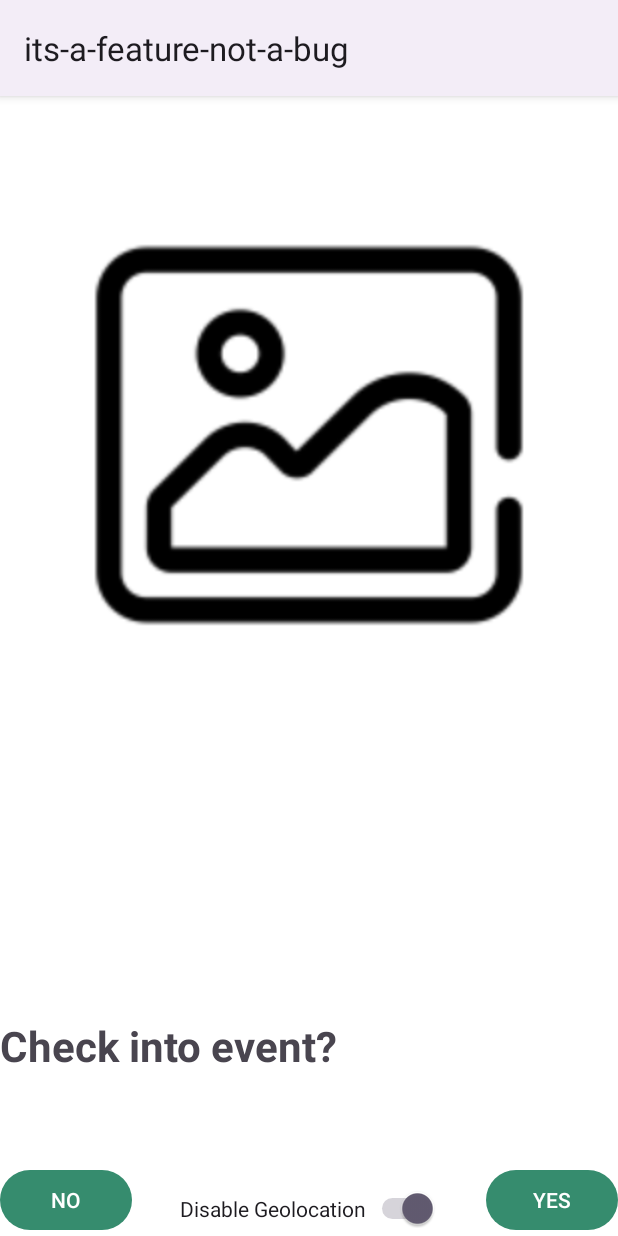
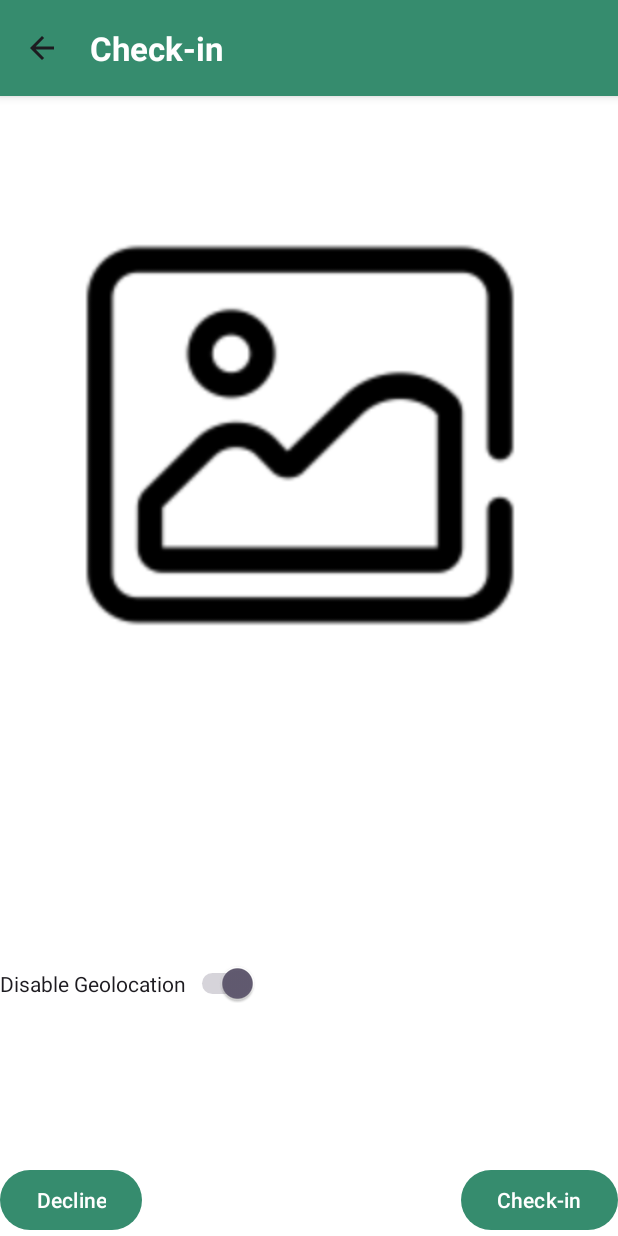
Before and after one commit to CMPUT-301-project/its-a-feature-not-a-bug, an Android app: the UserCheckInActivity screen opened directly, with no data from a screen before it, on a phone screen of 412 x 824 dp. Run offline under Robolectric (Android 15) with nearby library versions, the light colour scheme and no system bars; our stand-ins replace Firebase (no records; nobody signed in at launch, a user with empty details on screens opened directly); pictures from the network do not load; 6 statements that could not run were skipped.

Commit message:
cleaned up check-in

```diff
--- a/its-a-feature-not-a-bug/app/src/main/java/com/example/its_a_feature_not_a_bug/UserCheckInActivity.java
+++ b/its-a-feature-not-a-bug/app/src/main/java/com/example/its_a_feature_not_a_bug/UserCheckInActivity.java
@@ -2,9 +2,12 @@ package com.example.its_a_feature_not_a_bug;
 
 import android.content.Intent;
 import android.content.pm.PackageManager;
+import android.graphics.Color;
+import android.graphics.drawable.ColorDrawable;
 import android.location.Location;
 import android.os.Bundle;
 import android.provider.Settings;
+import android.text.Html;
 import android.util.Log;
 import android.view.View;
 import android.widget.Button;
@@ -16,6 +19,7 @@ import android.widget.Toast;
 
 import androidx.annotation.NonNull;
 import androidx.annotation.Nullable;
+import androidx.appcompat.app.ActionBar;
 import androidx.appcompat.app.AppCompatActivity;
 import androidx.core.app.ActivityCompat;
 import androidx.core.content.ContextCompat;
@@ -79,6 +83,16 @@ public class UserCheckInActivity extends AppCompatActivity {
         // fetch event from intent extras
         Intent intent = getIntent();
         checkInEvent = (Event) intent.getSerializableExtra("event");
+
+        // Enable the action bar and display the back button
+        ActionBar actionBar = getSupportActionBar();
+        if (actionBar != null) {
+            actionBar.setDisplayHomeAsUpEnabled(true);
+            ColorDrawable colorDrawable = new ColorDrawable(Color.parseColor("#368C6E"));
+            actionBar.setBackgroundDrawable(colorDrawable);
+            actionBar.setTitle(Html.fromHtml("<font color=\"#FFFFFF\"><b>" + "Check-in" + "</b></font>"));
+
+        }
 
         // fill event info views
         populateEventData();
--- a/its-a-feature-not-a-bug/app/src/main/res/layout/activity_user_checkin.xml
+++ b/its-a-feature-not-a-bug/app/src/main/res/layout/activity_user_checkin.xml
@@ -4,6 +4,17 @@
     android:layout_height="match_parent"
     xmlns:tools="http://schemas.android.com/tools"
     tools:context=".UserCheckInActivity">
+
+    <ScrollView
+        android:layout_width="match_parent"
+        android:layout_height="match_parent"
+        android:layout_alignParentTop="true"
+        android:padding="0dp">
+
+        <LinearLayout
+            android:layout_width="match_parent"
+            android:layout_height="match_parent"
+            android:orientation="vertical">
 
             <ImageView
                 android:id="@+id/image_view_event_poster"
@@ -46,25 +57,18 @@
                 android:textSize="16sp"
                 android:layout_marginTop="8dp"/>
 
-    <TextView
-        android:id="@+id/text_view_check_in"
-        android:layout_width="match_parent"
-        android:layout_height="wrap_content"
-        android:layout_above="@+id/button_confirm_checkin"
-        android:layout_centerHorizontal="true"
-        android:text="Check into event?"
-        android:layout_marginBottom="60dp"
-        android:textSize="28sp"
-        android:textStyle="bold" />
-
             <Switch
                 android:id="@+id/switchGeolocation"
                 android:layout_width="wrap_content"
                 android:layout_height="wrap_content"
                 android:text="Disable Geolocation"
-        android:layout_below="@id/text_view_check_in"
+                android:layout_below="@id/text_view_event_description"
                 android:layout_centerHorizontal="true"
                 android:layout_marginTop="16dp"/>
+
+        </LinearLayout>
+
+    </ScrollView>
 
     <Button
         android:id="@+id/button_deny_checkin"
@@ -72,7 +76,7 @@
         android:layout_height="wrap_content"
         android:layout_alignParentStart="true"
         android:layout_alignParentBottom="true"
-        android:text="NO"/>
+        android:text="Decline"/>
 
     <Button
         android:id="@+id/button_confirm_checkin"
@@ -80,6 +84,6 @@
         android:layout_height="wrap_content"
         android:layout_alignParentEnd="true"
         android:layout_alignParentBottom="true"
-        android:text="YES"/>
+        android:text="Check-in"/>
 
 </RelativeLayout>
```
Lines whose indentation alone changed are shown as unchanged.
